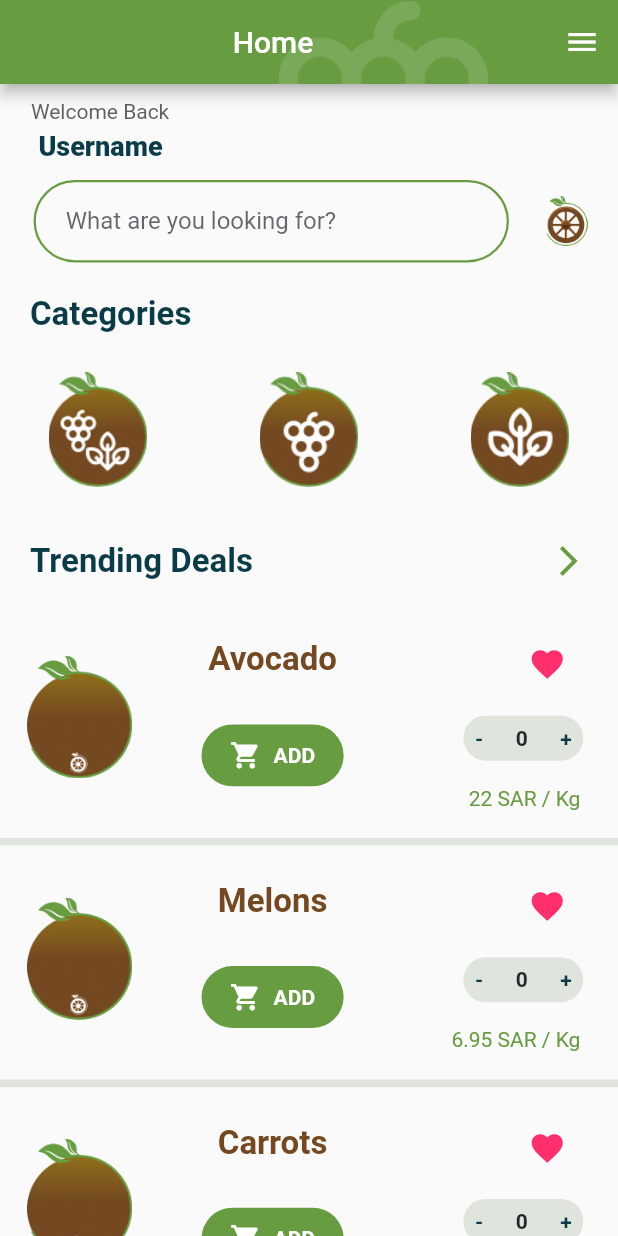
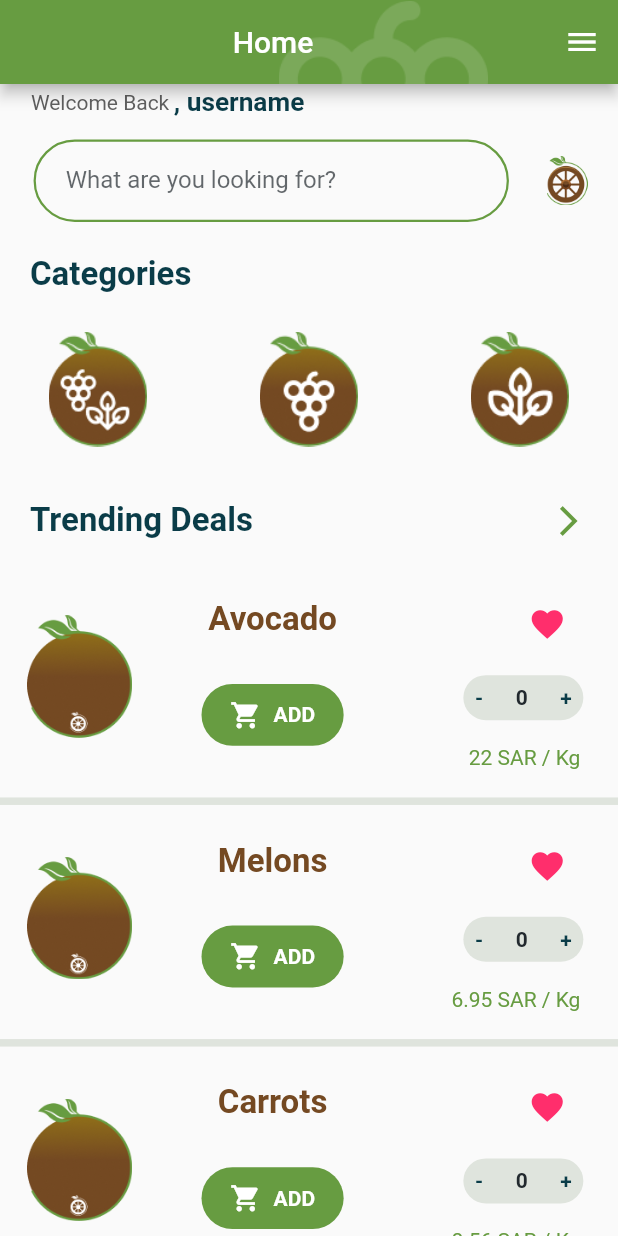
Before and after one commit to alkhudra/companiesApp, a Flutter app: the HomePage screen opened directly, on a phone screen of 412 x 824 dp. Run offline on Flutter 3.47's test engine with Material 2 defaults, Android fonts, the phone set to English and light mode, and no system bars; our stand-ins replace carousel_slider, dio, easy_localization, geocoding, geolocator, google_maps_flutter and 3 more; accounts and stored records are empty; generated files the repository leaves out were written again.

Commit message:
Greeting alignment in homepage

```diff
--- a/lib/designs/greeting_text.dart
+++ b/lib/designs/greeting_text.dart
@@ -7,24 +7,23 @@ import 'package:easy_localization/easy_localization.dart';
 Widget greeting(context) {
   return Container(
     width: MediaQuery.of(context).size.width*0.9,
-    child: Column(
+    height: 25,
+    child: Row(
       mainAxisAlignment: MainAxisAlignment.start,
-      crossAxisAlignment: CrossAxisAlignment.start,
+      crossAxisAlignment: CrossAxisAlignment.center,
       children: [
-        SizedBox(height: 10,),
         Container(
           child: Text(LocaleKeys.welcome_back.tr(),
             style: TextStyle(color: CustomColors().darkGrayColor,
             fontSize: 14),
           ),
         ),
-        SizedBox(height: 5,),
         Container(
-          padding: EdgeInsets.only(left: 5, right: 5),
-          child: Text('Username',
+          padding: EdgeInsets.only(left: 3, right: 3),
+          child: Text(', username',
             style: TextStyle(color: CustomColors().darkBlueColor,
-            fontSize: 18,
-            fontWeight: FontWeight.w800),
+            fontSize: 17.5,
+            fontWeight: FontWeight.w700),
           ),
         ),
       ],
```
